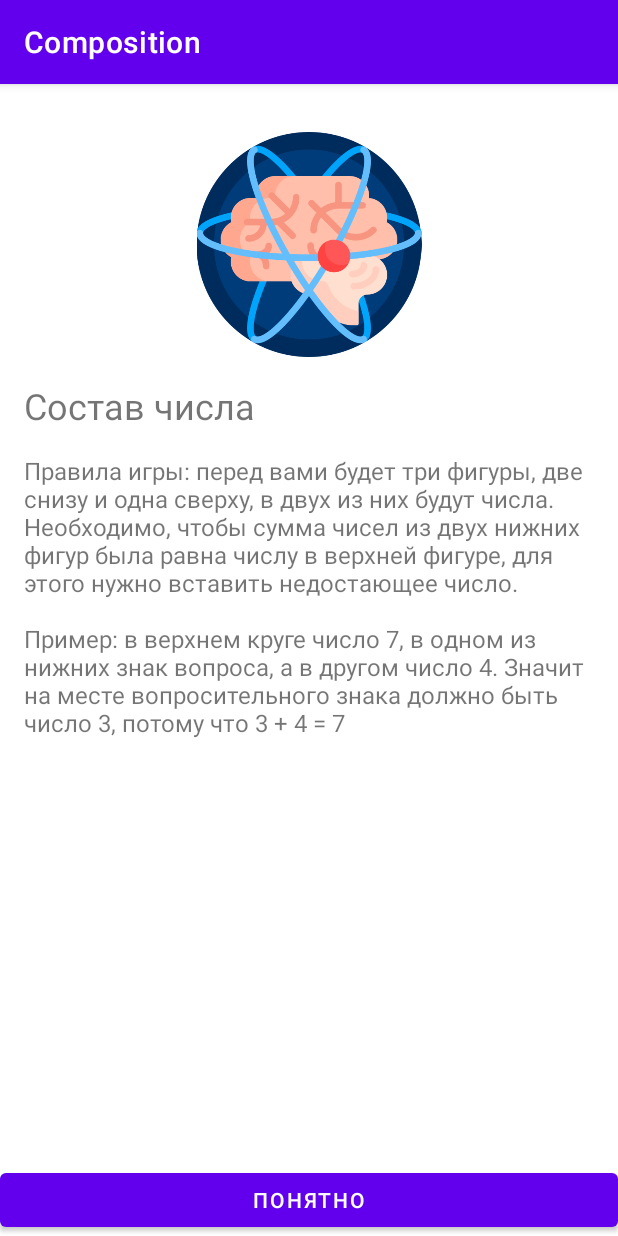
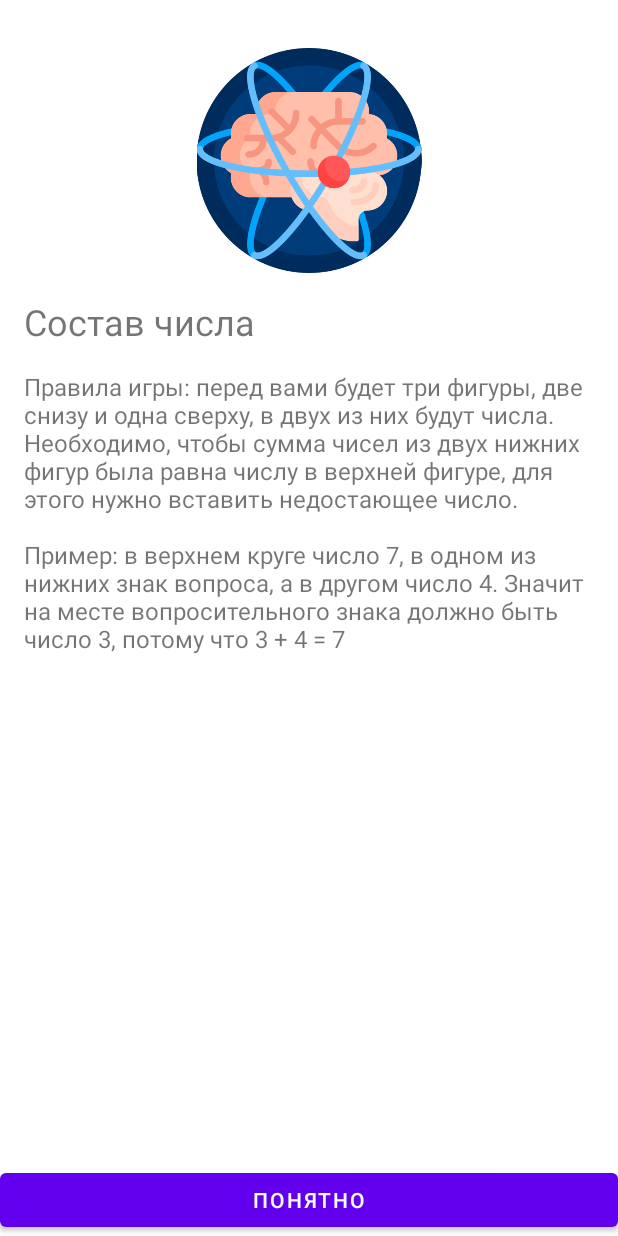
Before and after one commit to AlexanderYKuzmin/Composition, an Android app: the screen it shows after launch (MainActivity), on a phone screen of 412 x 824 dp. Run offline under Robolectric (Android 15) with nearby library versions, the phone set to English and light mode, and no system bars.

Commit message:
fixed_orientation_and_theme

```diff
--- a/app/src/main/AndroidManifest.xml
+++ b/app/src/main/AndroidManifest.xml
@@ -11,6 +11,7 @@
         android:theme="@style/Theme.Composition">
         <activity
             android:name=".presentation.MainActivity"
+            android:screenOrientation="portrait"
             android:exported="true">
             <intent-filter>
                 <action android:name="android.intent.action.MAIN" />
--- a/app/src/main/res/values-night/themes.xml
+++ b/app/src/main/res/values-night/themes.xml
@@ -1,6 +1,6 @@
 <resources xmlns:tools="http://schemas.android.com/tools">
     <!-- Base application theme. -->
-    <style name="Theme.Composition" parent="Theme.MaterialComponents.DayNight.DarkActionBar">
+    <style name="Theme.Composition" parent="Theme.MaterialComponents.DayNight.NoActionBar">
         <!-- Primary brand color. -->
         <item name="colorPrimary">@color/purple_200</item>
         <item name="colorPrimaryVariant">@color/purple_700</item>
--- a/app/src/main/res/values/themes.xml
+++ b/app/src/main/res/values/themes.xml
@@ -1,6 +1,6 @@
 <resources xmlns:tools="http://schemas.android.com/tools">
     <!-- Base application theme. -->
-    <style name="Theme.Composition" parent="Theme.MaterialComponents.DayNight.DarkActionBar">
+    <style name="Theme.Composition" parent="Theme.MaterialComponents.DayNight.NoActionBar">
         <!-- Primary brand color. -->
         <item name="colorPrimary">@color/purple_500</item>
         <item name="colorPrimaryVariant">@color/purple_700</item>
```
